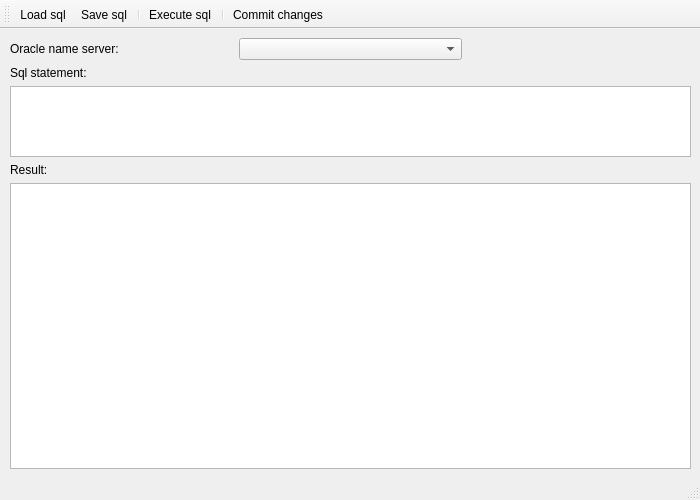
Before: the Qt Designer form source/qtdesigner/oracle_my_sql_ui.ui in MValaguz/MGrep, drawn with Qt 5.
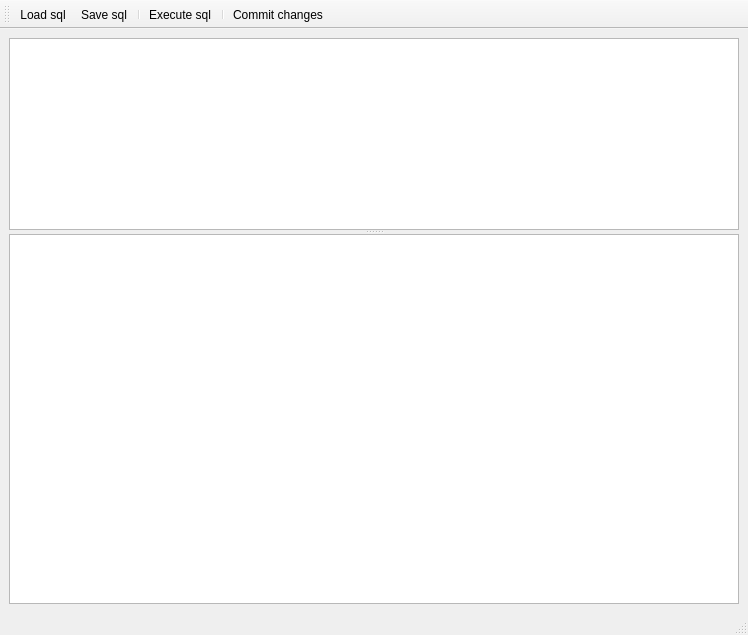
After: the same form once the commit is applied. Icons and pictures are not drawn.

```diff
--- a/source/qtdesigner/oracle_my_sql_ui.ui
+++ b/source/qtdesigner/oracle_my_sql_ui.ui
@@ -6,8 +6,8 @@
    <rect>
     <x>0</x>
     <y>0</y>
-    <width>700</width>
-    <height>500</height>
+    <width>748</width>
+    <height>635</height>
    </rect>
   </property>
   <property name="windowTitle">
@@ -25,37 +25,12 @@
     </sizepolicy>
    </property>
    <layout class="QGridLayout" name="gridLayout">
-    <property name="leftMargin">
-     <number>10</number>
-    </property>
-    <item row="5" column="0">
-     <widget class="QLabel" name="l_search1">
-      <property name="text">
-       <string>Sql statement:</string>
-      </property>
-      <property name="buddy">
-       <cstring>e_sql</cstring>
-      </property>
-     </widget>
-    </item>
-    <item row="4" column="0">
-     <widget class="QLabel" name="l_server_name">
-      <property name="text">
-       <string>Oracle name server:</string>
-      </property>
-      <property name="buddy">
-       <cstring>e_server_name</cstring>
-      </property>
-     </widget>
-    </item>
-    <item row="6" column="0" colspan="3">
+    <item row="0" column="0">
+     <widget class="QSplitter" name="splitter">
+      <property name="orientation">
+       <enum>Qt::Vertical</enum>
+      </property>
      <widget class="QTextEdit" name="e_sql">
-      <property name="sizePolicy">
-       <sizepolicy hsizetype="Expanding" vsizetype="Expanding">
-        <horstretch>0</horstretch>
-        <verstretch>20</verstretch>
-       </sizepolicy>
-      </property>
       <property name="font">
        <font>
         <family>Courier</family>
@@ -63,35 +38,27 @@
        </font>
       </property>
      </widget>
-    </item>
-    <item row="9" column="0">
-     <widget class="QLabel" name="l_result">
-      <property name="text">
-       <string>Result:</string>
-      </property>
-      <property name="buddy">
-       <cstring>o_table</cstring>
-      </property>
-     </widget>
-    </item>
-    <item row="10" column="0" colspan="3">
      <widget class="QTableWidget" name="o_table">
       <property name="sizePolicy">
        <sizepolicy hsizetype="Expanding" vsizetype="Expanding">
         <horstretch>0</horstretch>
-        <verstretch>80</verstretch>
+         <verstretch>20</verstretch>
        </sizepolicy>
       </property>
       <property name="alternatingRowColors">
        <bool>true</bool>
       </property>
+       <property name="gridStyle">
+        <enum>Qt::SolidLine</enum>
+       </property>
       <property name="sortingEnabled">
        <bool>true</bool>
       </property>
-     </widget>
-    </item>
-    <item row="4" column="1">
-     <widget class="QComboBox" name="e_server_name"/>
+       <attribute name="horizontalHeaderShowSortIndicator" stdset="0">
+        <bool>true</bool>
+       </attribute>
+      </widget>
+     </widget>
     </item>
    </layout>
   </widget>
@@ -112,7 +79,14 @@
    <addaction name="separator"/>
    <addaction name="actionCommit"/>
   </widget>
-  <widget class="QStatusBar" name="statusBar"/>
+  <widget class="QStatusBar" name="statusBar">
+   <property name="enabled">
+    <bool>true</bool>
+   </property>
+   <property name="sizeGripEnabled">
+    <bool>true</bool>
+   </property>
+  </widget>
   <action name="actionLoad_sql">
    <property name="icon">
     <iconset resource="resource.qrc">
```
Left out of the diff: 20 changed lines with no effect on the pictures. Lines whose indentation alone changed are shown as unchanged.
